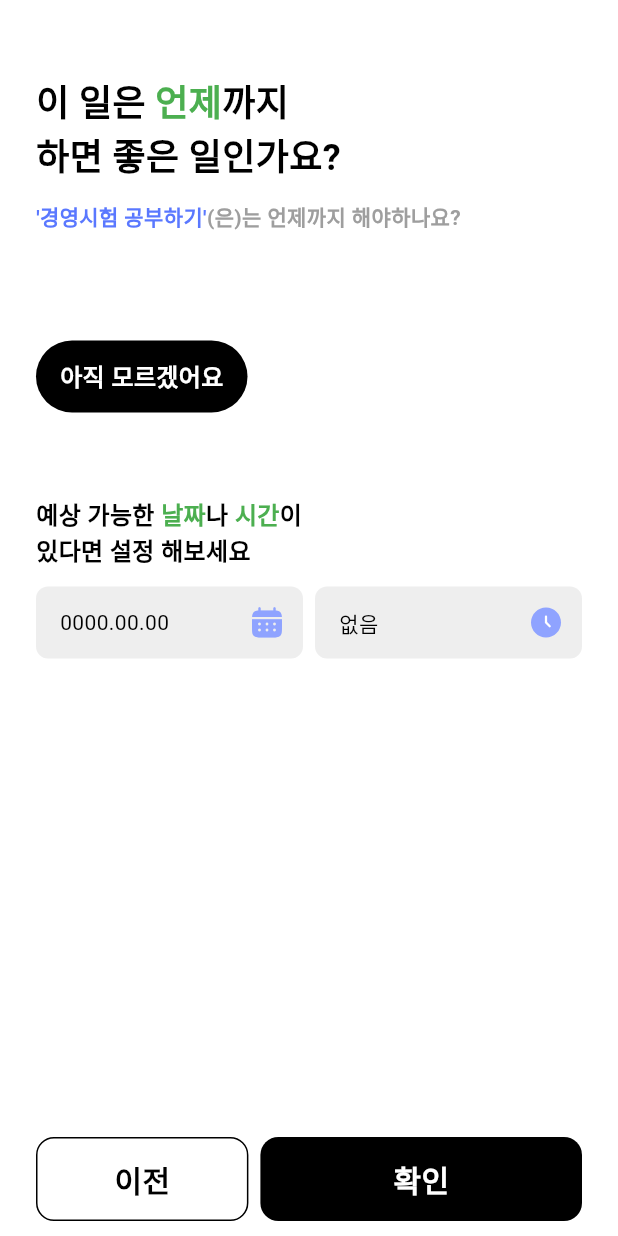
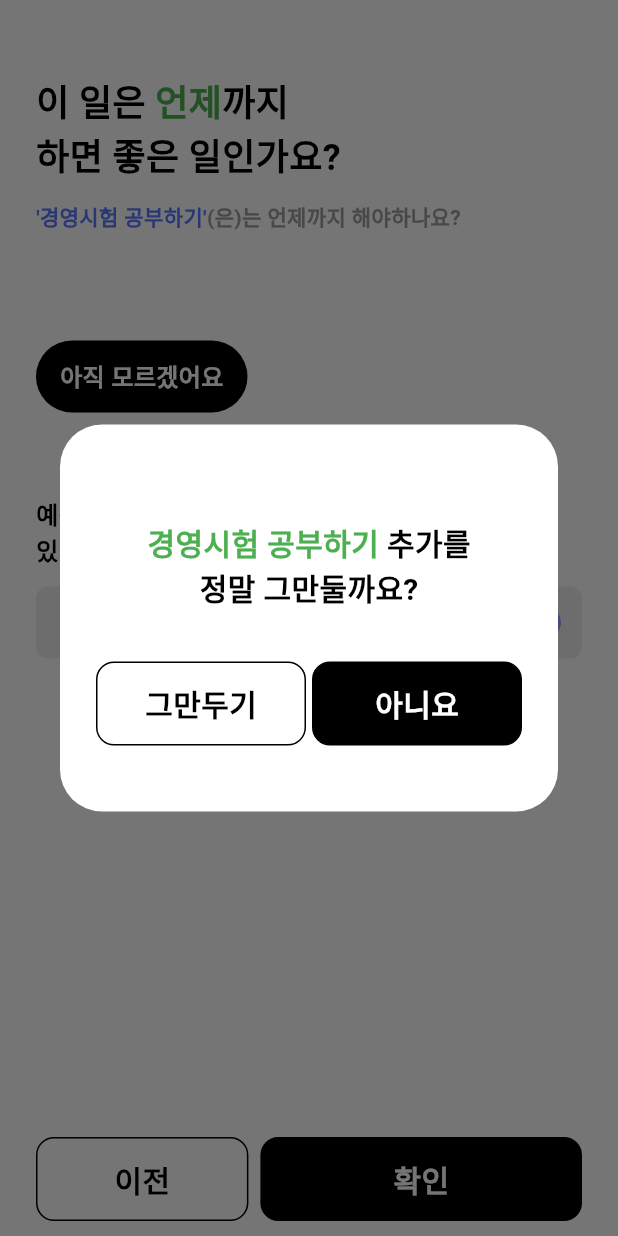
Before and after one commit to seongukHEO/StarryWaveScreen, a Flutter app: the AddTimeWidget screen opened directly, after a tap on "아직 모르겠어요", on a phone screen of 412 x 824 dp. Run offline on Flutter 3.47's test engine with Material 3 defaults, Android fonts, the phone set to English and light mode, and no system bars; our stand-ins replace flutter_riverpod, flutter_svg.

Commit message:
feat : 공용 Dialog 구현

```diff
--- /dev/null
+++ b/lib/common/dialog/add_work_cancel_dialog.dart
@@ -0,0 +1,101 @@
+import 'package:flutter/cupertino.dart';
+import 'package:flutter/material.dart';
+
+class AddWorkCancelDialog extends StatelessWidget {
+  const AddWorkCancelDialog({super.key});
+
+  @override
+  Widget build(BuildContext context) {
+    return AlertDialog(
+      content: Container(
+        width: 340,
+        height: 218,
+        padding: EdgeInsets.fromLTRB(0, 48, 0, 0),
+        child: Column(
+          children: [
+            Align(
+                alignment: Alignment.center,
+                child: Column(
+                  children: [
+                    Text.rich(
+                      TextSpan(
+                          children: [
+                            TextSpan(
+                                text: "경영시험 공부하기",
+                                style: TextStyle(
+                                    fontSize: 20, fontWeight: FontWeight.w700,
+                                    color: Colors.green
+                                )
+                            ),
+                            TextSpan(
+                                text: " 추가를",
+                                style: TextStyle(
+                                    fontSize: 20, fontWeight: FontWeight.w700,
+                                    color: Colors.black
+                                )
+                            ),
+                          ]
+                      ),
+                    ),
+                    Align(
+                      alignment: Alignment.center,
+                      child: Text('정말 그만둘까요?', style: TextStyle(fontWeight: FontWeight.w700, fontSize: 20),),
+                    )
+                  ],
+                )
+            ),
+            SizedBox(height: 34,),
+            Row(
+              children: [
+                Expanded(
+                  flex: 1,
+                    child: GestureDetector(
+                      onTap: (){},
+                      child: Container(
+                        margin: EdgeInsets.fromLTRB(0, 0, 2, 0),
+                        height: 56,
+                        decoration: BoxDecoration(
+                            borderRadius: BorderRadius.circular(12),
+                            border: Border.all()
+                        ),
+                        child: Align(
+                          alignment: Alignment.center,
+                          child: Text("그만두기", style: TextStyle(
+                              fontSize: 20, fontWeight: FontWeight.w600
+                          ),),
+                        ),
+                      ),
+                    )
+                ),
+                Expanded(
+                    flex: 1,
+                    child: GestureDetector(
+                      onTap: (){
+                        Navigator.pop(context);
+                      },
+                      child: Container(
+                        margin: EdgeInsets.fromLTRB(2, 0, 0, 0),
+                        height: 56,
+                        decoration: BoxDecoration(
+                            borderRadius: BorderRadius.circular(12),
+                            border: Border.all(),
+                          color: Colors.black
+                        ),
+                        child: Align(
+                          alignment: Alignment.center,
+                          child: Text("아니요", style: TextStyle(
+                              fontSize: 20, fontWeight: FontWeight.w600, color: Colors.white
+                          ),),
+                        ),
+                      ),
+                    )
+                ),
+
+              ],
+            )
+          ],
+        ),
+      ),
+    );
+  }
+}
--- a/lib/widget/addJob/add_time_widget.dart
+++ b/lib/widget/addJob/add_time_widget.dart
@@ -1,12 +1,21 @@
 import 'package:flutter/cupertino.dart';
 import 'package:flutter/material.dart';
 import 'package:flutter_svg/flutter_svg.dart';
+import 'package:starrywave_screen/common/dialog/add_work_cancel_dialog.dart';
 
 class AddTimeWidget extends StatelessWidget {
   const AddTimeWidget({super.key});
 
+
   @override
   Widget build(BuildContext context) {
+
+    void _showDialog()async{
+      showDialog(context: context, builder: (context){
+        return AddWorkCancelDialog();
+      });
+    }
+
     return Scaffold(
       body: Container(
         padding: EdgeInsets.fromLTRB(24, 0, 24, 10),
@@ -47,7 +56,7 @@ class AddTimeWidget extends StatelessWidget {
             SizedBox(height: 72,),
             GestureDetector(
               onTap: (){
-
+                _showDialog();
               },
               child: Container(
                 height: 48,
```
